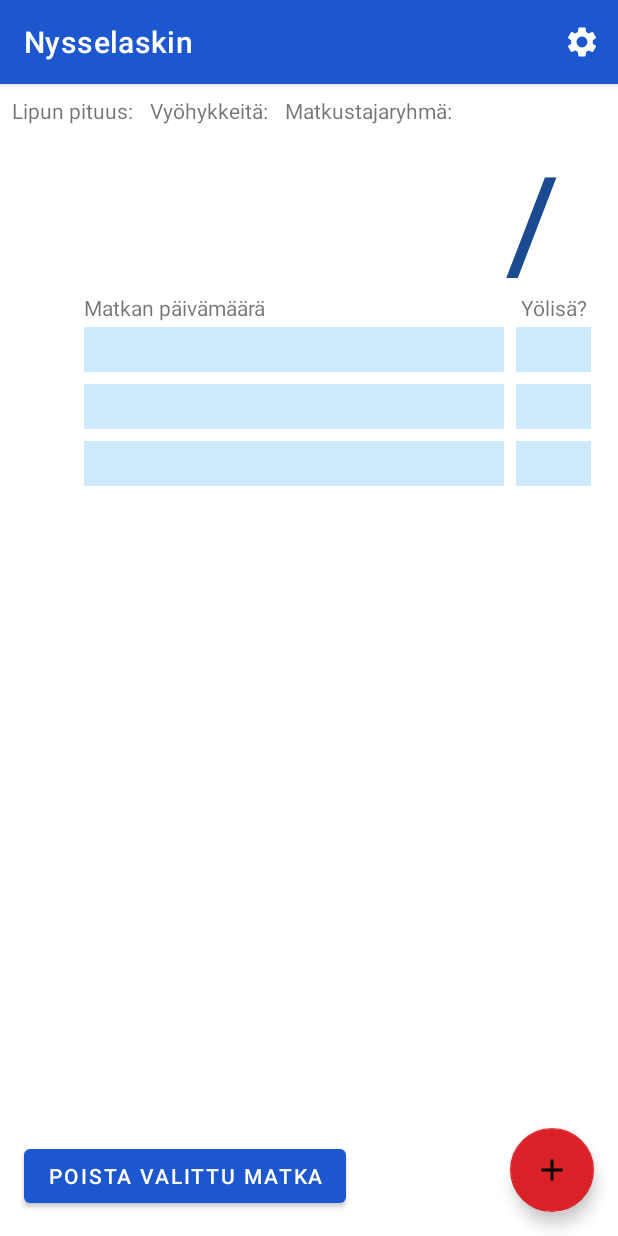
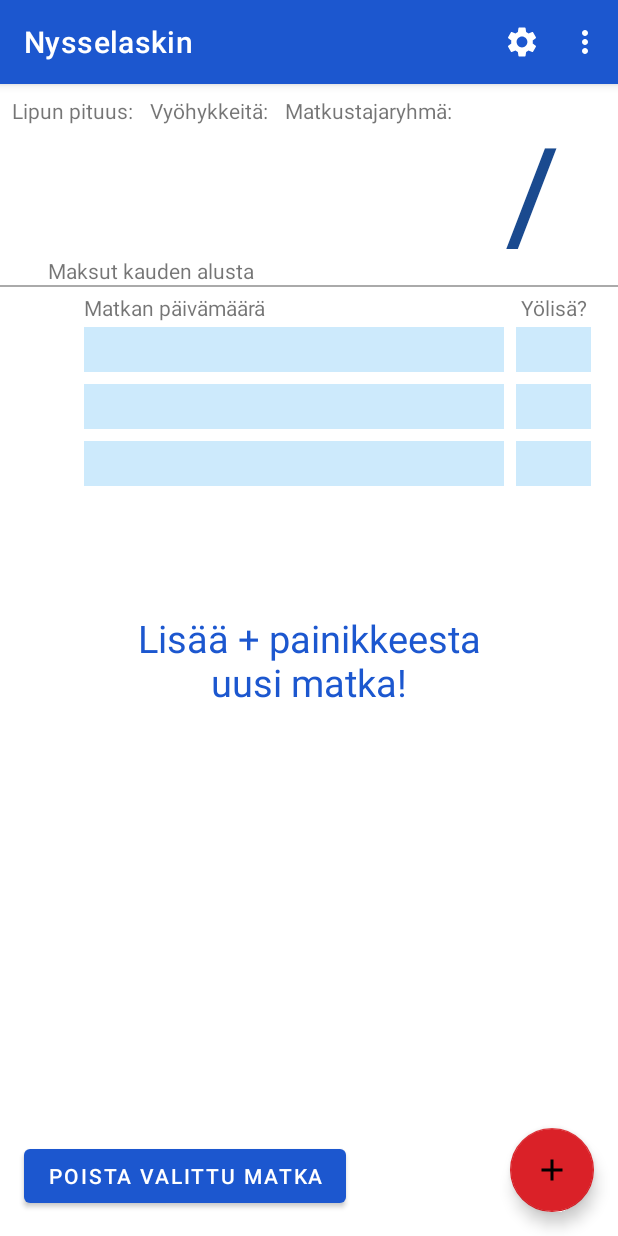
Before and after one commit to NurmiJJ/nyssen-laskuri, an Android app: the layout activity_main.xml on its own in the app's theme, with its tools: preview values and no code run, on a phone screen of 412 x 824 dp. Run offline under Robolectric (Android 15) with nearby library versions, the phone set to English and light mode, and no system bars.

Commit message:
Lisättiin menu ja sinne tietokannan poistaminen. Päänäytön ulkoasu nyt valmis

```diff
--- a/app/src/main/java/fi/tuni2022/nysselaskin/MatkaListAdapter.kt
+++ b/app/src/main/java/fi/tuni2022/nysselaskin/MatkaListAdapter.kt
@@ -55,6 +55,10 @@ class MatkaListAdapter(private val mList: ArrayList<Matka> ): ListAdapter<Matka,
         return matka
     }
 
+    fun journeyDeleted(){
+        matka = null
+    }
+
     override fun getItemCount() = mList.size
 
     class MatkaComparator : DiffUtil.ItemCallback<Matka>() {
--- a/app/src/main/res/layout/activity_main.xml
+++ b/app/src/main/res/layout/activity_main.xml
@@ -35,6 +35,14 @@
         app:layout_constraintTop_toTopOf="parent"
         tools:listitem="@layout/recyclerview_item" />
 
+    <View
+        android:layout_width="match_parent"
+        android:layout_height="1dp"
+        android:layout_marginTop="190dp"
+        android:background="@android:color/darker_gray"
+        app:layout_constraintTop_toTopOf="parent"
+        tools:layout_editor_absoluteX="-16dp" />
+
     <com.google.android.material.floatingactionbutton.FloatingActionButton
         android:id="@+id/fab"
         android:layout_width="wrap_content"
@@ -49,20 +57,21 @@
         android:id="@+id/textViewSlash"
         android:layout_width="85dp"
         android:layout_height="102dp"
+        android:layout_marginTop="8dp"
         android:layout_marginEnd="16dp"
         android:gravity="center"
         android:text="/"
         android:textColor="@color/colorPrimaryDark"
         android:textSize="100sp"
         app:layout_constraintEnd_toEndOf="parent"
-        app:layout_constraintTop_toBottomOf="@+id/textViewCustomerTT"
+        app:layout_constraintTop_toBottomOf="@+id/appBarLayout"
         tools:ignore="HardcodedText" />
 
     <TextView
         android:id="@+id/textViewTotal"
         android:layout_width="wrap_content"
         android:layout_height="wrap_content"
-        android:layout_marginTop="32dp"
+        android:layout_marginTop="8dp"
         android:layout_marginEnd="48dp"
         android:gravity="center"
         android:textColor="@color/colorPrimaryDark"
@@ -76,7 +85,6 @@
         android:id="@+id/textViewNeededJourneys"
         android:layout_width="wrap_content"
         android:layout_height="wrap_content"
-        android:layout_marginTop="32dp"
         android:layout_marginStart="48dp"
         android:gravity="center"
         android:textColor="@color/colorPrimaryDark"
@@ -84,7 +92,7 @@
         app:layout_constraintBottom_toTopOf="@+id/recyclerview"
         app:layout_constraintStart_toStartOf="@+id/textViewSlash"
         app:layout_constraintTop_toBottomOf="@+id/appBarLayout"
-        app:layout_constraintVertical_bias="0.755" />
+        app:layout_constraintVertical_bias="0.655" />
 
     <Button
         android:id="@+id/buttonDeleteOne"
@@ -144,10 +152,9 @@
         android:layout_width="wrap_content"
         android:layout_height="wrap_content"
         android:layout_marginStart="32dp"
-        android:layout_marginBottom="20dp"
+        android:layout_marginTop="20dp"
         android:textColor="@color/colorPrimaryDark"
         android:textSize="50sp"
-        app:layout_constraintBottom_toTopOf="@+id/recyclerview"
         app:layout_constraintStart_toStartOf="parent"
         app:layout_constraintTop_toBottomOf="@+id/textViewSeasonTT" />
 
@@ -179,5 +186,25 @@
         app:layout_constraintStart_toEndOf="@+id/textViewZones"
         app:layout_constraintTop_toTopOf="@+id/textViewSeasonTT" />
 
+    <TextView
+        android:id="@+id/textViewPriceTitle"
+        android:layout_width="wrap_content"
+        android:layout_height="wrap_content"
+        android:text="Maksut kauden alusta"
+        app:layout_constraintStart_toStartOf="@+id/textViewTotalPrice"
+        app:layout_constraintTop_toBottomOf="@+id/textViewTotalPrice" />
+
+    <TextView
+        android:id="@+id/textViewHello"
+        android:layout_width="250dp"
+        android:layout_height="wrap_content"
+        android:gravity="center"
+        android:text="@string/hello"
+        android:textColor="@color/colorPrimary"
+        android:textSize="25sp"
+        app:layout_constraintBottom_toBottomOf="parent"
+        app:layout_constraintEnd_toEndOf="parent"
+        app:layout_constraintStart_toStartOf="parent"
+        app:layout_constraintTop_toBottomOf="@+id/appBarLayout" />
 
 </androidx.constraintlayout.widget.ConstraintLayout>
--- a/app/src/main/res/menu/top_bar.xml
+++ b/app/src/main/res/menu/top_bar.xml
@@ -1,6 +1,19 @@
 <?xml version="1.0" encoding="utf-8"?>
 <menu xmlns:android="http://schemas.android.com/apk/res/android"
     xmlns:app="http://schemas.android.com/apk/res-auto">
+
+
+    <item
+        android:id="@+id/Log"
+        android:title="@string/LogIn"
+        android:contentDescription="@string/LogInInfo"
+        app:showAsAction="never" />
+
+    <item
+        android:id="@+id/delete"
+        android:title="@string/deleteDatabase"
+        android:contentDescription="@string/deleteDatabase"
+        app:showAsAction="never" />
 
     <item
         android:id="@+id/action_settings"
--- a/app/src/main/res/values/strings.xml
+++ b/app/src/main/res/values/strings.xml
@@ -12,6 +12,9 @@
     <string name="title_activity_settings">SettingsActivity</string>
     <string name="settings">Asetukset</string>
 
+    <string name="deleteDatabase">Tyhjennä tietokanta</string>
+    <string name="hello">Lisää + painikkeesta uusi matka!</string>
+
     <!-- UI Titles -->
     <string name="nightFareTitle">Yölisä?</string>
     <string name="journeyDateTitle">Matkan päivämäärä</string>
@@ -23,7 +26,7 @@
 
     <!-- Preference Titles -->
     <string name="ticket_header">Liput</string>
-    <string name="sync_header">Sync</string>
+    <string name="database_header">Tietokanta</string>
 
     <!-- Customers Types -->
     <string name="adults">Aikuinen</string>
@@ -55,4 +58,7 @@
     <string name="customer_title_settings">Matkustajaryhmä</string>
     <string name="duration_title_settings">Kauden pituus</string>
     <string name="zones_title_settings">Kausilipun vyöhykkeiden määrä</string>
+    <string name="LogInInfo">Kirjaudu tietokantaan</string>
+    <string name="LogIn">Kirjaudu sisään</string>
+
 </resources>
```
Also changed, not shown: app/src/main/java/fi/tuni2022/nysselaskin/MainActivity.kt (+72 -5 lines), app/src/main/res/xml/root_preferences.xml (+0 -20 lines).
